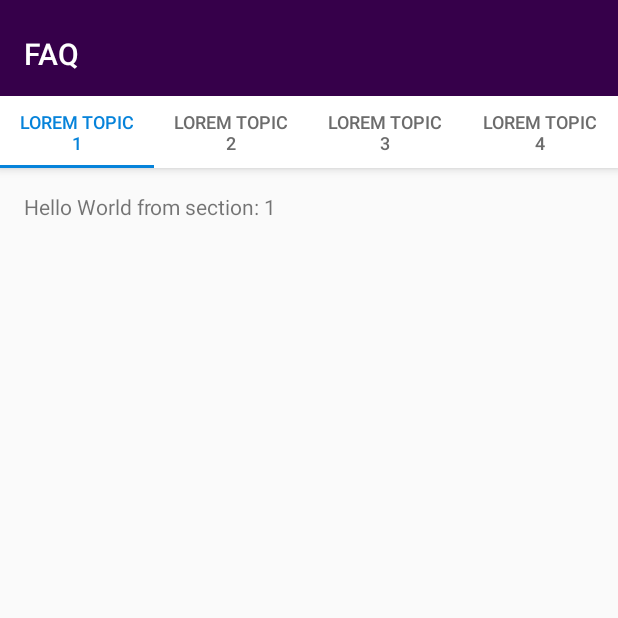
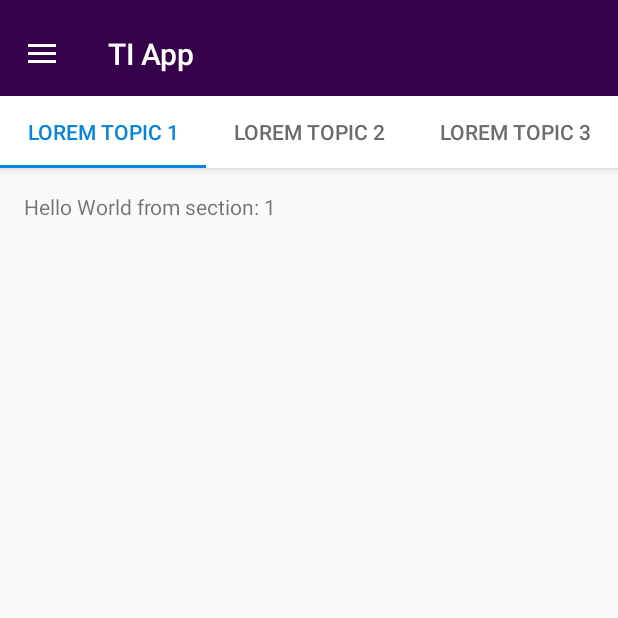
Before and after one commit to AKS1996/TIApp, an Android app: the screen it shows after launch (Help), on a phone screen of 412 x 824 dp, the top half of it. Run offline under Robolectric (Android 15) with nearby library versions, the phone set to English and light mode, and no system bars.

Commit message:
nav and tab working together

```diff
--- a/app/src/main/java/com/example/tiapp/Help.java
+++ b/app/src/main/java/com/example/tiapp/Help.java
@@ -1,23 +1,40 @@
 package com.example.tiapp;
 
+import android.support.design.widget.NavigationView;
 import android.support.design.widget.TabLayout;
+import android.support.v4.view.GravityCompat;
+import android.support.v4.widget.DrawerLayout;
+import android.support.v7.app.ActionBarDrawerToggle;
+import android.support.v7.app.AppCompatActivity;
+import android.support.v7.widget.Toolbar;
 
 import android.support.v4.app.Fragment;
 import android.support.v4.app.FragmentManager;
 import android.support.v4.app.FragmentPagerAdapter;
 import android.support.v4.view.ViewPager;
 import android.os.Bundle;
-import android.support.v7.app.AppCompatActivity;
-import android.support.v7.widget.Toolbar;
 import android.view.LayoutInflater;
+import android.view.MenuItem;
 import android.view.View;
 import android.view.ViewGroup;
 
 import android.widget.TextView;
 
-public class Help extends Main {
+public class Help extends AppCompatActivity implements NavigationView.OnNavigationItemSelectedListener  {
 
+    /**
+     * The {@link android.support.v4.view.PagerAdapter} that will provide
+     * fragments for each of the sections. We use a
+     * {@link FragmentPagerAdapter} derivative, which will keep every
+     * loaded fragment in memory. If this becomes too memory intensive, it
+     * may be best to switch to a
+     * {@link android.support.v4.app.FragmentStatePagerAdapter}.
+     */
     private SectionsPagerAdapter mSectionsPagerAdapter;
+
+    /**
+     * The {@link ViewPager} that will host the section contents.
+     */
     private ViewPager mViewPager;
 
     @Override
@@ -25,22 +42,76 @@ public class Help extends Main {
         super.onCreate(savedInstanceState);
         setContentView(R.layout.activity_help);
 
-//        Toolbar toolbar = (Toolbar) findViewById(R.id.toolbar);
-//        setSupportActionBar(toolbar);
+        Toolbar toolbar = (Toolbar) findViewById(R.id.toolbar);
+        setSupportActionBar(toolbar);
+
+
+        // Tab part starts
         mSectionsPagerAdapter = new SectionsPagerAdapter(getSupportFragmentManager());
-
-        // Set up the ViewPager with the sections adapter.
         mViewPager = (ViewPager) findViewById(R.id.container);
         mViewPager.setAdapter(mSectionsPagerAdapter);
-
         TabLayout tabLayout = (TabLayout) findViewById(R.id.tabs);
-
         mViewPager.addOnPageChangeListener(new TabLayout.TabLayoutOnPageChangeListener(tabLayout));
         tabLayout.addOnTabSelectedListener(new TabLayout.ViewPagerOnTabSelectedListener(mViewPager));
 
+
+        // Nav part starts
+        final DrawerLayout drawer = (DrawerLayout) findViewById(R.id.drawer_layout);
+        ActionBarDrawerToggle toggle = new ActionBarDrawerToggle(
+                this, drawer, toolbar, R.string.navigation_drawer_open, R.string.navigation_drawer_close);
+        drawer.addDrawerListener(toggle);
+        toggle.syncState();
+        NavigationView navigationView = (NavigationView) findViewById(R.id.nav_view);
+        navigationView.setNavigationItemSelectedListener(this);
+        View headerview = navigationView.getHeaderView(0);
+        headerview.findViewById(R.id.cancelButton).setOnClickListener(new View.OnClickListener() {
+            @Override
+            public void onClick(View v) {
+                if (drawer.isDrawerOpen(GravityCompat.START))
+                    drawer.closeDrawer(GravityCompat.START);
+            }
+        });
+    }
+
+    @Override
+    public void onBackPressed() {
+        DrawerLayout drawer = (DrawerLayout) findViewById(R.id.drawer_layout);
+        if (drawer.isDrawerOpen(GravityCompat.START)) {
+            drawer.closeDrawer(GravityCompat.START);
+        } else {
+            super.onBackPressed();
+        }
+    }
+
+    @SuppressWarnings("StatementWithEmptyBody")
+    @Override
+    public boolean onNavigationItemSelected(MenuItem item) {
+        switch (item.getItemId()) {
+            case R.id.nav_story_selection:
+                break;
+            case R.id.nav_bookmarks:
+                break;
+            case R.id.nav_help:
+                break;
+            case R.id.nav_logout:
+                break;
+            case R.id.nav_rewards:
+                break;
+            case R.id.nav_profile:
+                break;
+            case R.id.nav_points:
+        }
+
+        DrawerLayout drawer = (DrawerLayout) findViewById(R.id.drawer_layout);
+        drawer.closeDrawer(GravityCompat.START);
+        return true;
     }
 
     public static class PlaceholderFragment extends Fragment {
+        /**
+         * The fragment argument representing the section number for this
+         * fragment.
+         */
         private static final String ARG_SECTION_NUMBER = "section_number";
 
         public PlaceholderFragment() {
@@ -87,8 +158,8 @@ public class Help extends Main {
 
         @Override
         public int getCount() {
-            // Show 4 total pages.
-            return 4;
+            // Show 3 total pages.
+            return 3;
         }
     }
 }
--- a/app/src/main/java/com/example/tiapp/Main.java
+++ /dev/null
@@ -1,81 +0,0 @@
-package com.example.tiapp;
-
-import android.content.Intent;
-import android.content.SharedPreferences;
-import android.os.Bundle;
-import android.support.design.widget.FloatingActionButton;
-import android.support.design.widget.Snackbar;
-import android.view.View;
-import android.support.design.widget.NavigationView;
-import android.support.v4.view.GravityCompat;
-import android.support.v4.widget.DrawerLayout;
-import android.support.v7.app.ActionBarDrawerToggle;
-import android.support.v7.app.AppCompatActivity;
-import android.support.v7.widget.Toolbar;
-import android.view.Menu;
-import android.view.MenuItem;
-
-public class Main extends AppCompatActivity
-        implements NavigationView.OnNavigationItemSelectedListener {
-
-    @Override
-    protected void onCreate(Bundle savedInstanceState) {
-        super.onCreate(savedInstanceState);
-        setContentView(R.layout.main);
-        Toolbar toolbar = (Toolbar) findViewById(R.id.toolbar);
-        setSupportActionBar(toolbar);
-
-        final DrawerLayout drawer = (DrawerLayout) findViewById(R.id.drawer_layout);
-        ActionBarDrawerToggle toggle = new ActionBarDrawerToggle(
-                this, drawer, toolbar, R.string.navigation_drawer_open, R.string.navigation_drawer_close);
-        drawer.addDrawerListener(toggle);
-        toggle.syncState();
-
-        NavigationView navigationView = (NavigationView) findViewById(R.id.nav_view);
-        navigationView.setNavigationItemSelectedListener(this);
-        View headerview = navigationView.getHeaderView(0);
-        headerview.findViewById(R.id.cancelButton).setOnClickListener(new View.OnClickListener() {
-            @Override
-            public void onClick(View v) {
-                if (drawer.isDrawerOpen(GravityCompat.START))
-                    drawer.closeDrawer(GravityCompat.START);
-            }
-        });
-
-
-    }
-
-    @Override
-    public void onBackPressed() {
-        DrawerLayout drawer = (DrawerLayout) findViewById(R.id.drawer_layout);
-        if (drawer.isDrawerOpen(GravityCompat.START)) {
-            drawer.closeDrawer(GravityCompat.START);
-        } else {
-            super.onBackPressed();
-        }
-    }
-
-    @SuppressWarnings("StatementWithEmptyBody")
-    @Override
-    public boolean onNavigationItemSelected(MenuItem item) {
-        switch (item.getItemId()) {
-            case R.id.nav_story_selection:
-                break;
-            case R.id.nav_bookmarks:
-                break;
-            case R.id.nav_help:
-                break;
-            case R.id.nav_logout:
-                break;
-            case R.id.nav_rewards:
-                break;
-            case R.id.nav_profile:
-                break;
-            case R.id.nav_points:
-        }
-
-        DrawerLayout drawer = (DrawerLayout) findViewById(R.id.drawer_layout);
-        drawer.closeDrawer(GravityCompat.START);
-        return true;
-    }
-}
--- a/app/src/main/java/com/example/tiapp/MainActivity.java
+++ b/app/src/main/java/com/example/tiapp/MainActivity.java
@@ -12,7 +12,6 @@ public class MainActivity extends AppCompatActivity {
         setContentView(R.layout.activity_main);
 
         startActivity(new Intent(this, Help.class));
-//        startActivity(new Intent(this, Main.class));
 //        startActivityForResult(new Intent(this, DotClass.class),1);
 //        SharedPreferences settings = getSharedPreferences("prefs", 0);
 //        if ( settings.getBoolean("newUser", true)) {
--- a/app/src/main/res/layout/activity_help.xml
+++ b/app/src/main/res/layout/activity_help.xml
@@ -1,12 +1,19 @@
 <?xml version="1.0" encoding="utf-8"?>
-<android.support.design.widget.CoordinatorLayout xmlns:android="http://schemas.android.com/apk/res/android"
+<android.support.v4.widget.DrawerLayout
+    xmlns:android="http://schemas.android.com/apk/res/android"
     xmlns:app="http://schemas.android.com/apk/res-auto"
     xmlns:tools="http://schemas.android.com/tools"
-    android:id="@+id/main_content"
+    android:id="@+id/drawer_layout"
     android:layout_width="match_parent"
     android:layout_height="match_parent"
     android:fitsSystemWindows="true"
     tools:context="com.example.tiapp.Help">
+
+
+    <LinearLayout
+        android:layout_width="match_parent"
+        android:layout_height="match_parent"
+        android:orientation="vertical">
 
     <android.support.design.widget.AppBarLayout
         android:id="@+id/appbar"
@@ -18,12 +25,11 @@
         <android.support.v7.widget.Toolbar
             android:id="@+id/toolbar"
             android:layout_width="match_parent"
-            android:layout_height="?attr/actionBarSize"
-            android:layout_weight="1"
+            android:layout_height="wrap_content"
             android:background="?attr/colorPrimary"
             app:layout_scrollFlags="scroll|enterAlways"
             app:popupTheme="@style/customTheme.PopupOverlay"
-            app:title="FAQ">
+            app:title="@string/app_name">
 
         </android.support.v7.widget.Toolbar>
 
@@ -54,19 +60,26 @@
                 android:layout_height="wrap_content"
                 android:text="@string/tab_text_3" />
 
-            <android.support.design.widget.TabItem
-                android:id="@+id/tabItem4"
-                android:layout_width="wrap_content"
-                android:layout_height="wrap_content"
-                android:text="@string/tab_text_4" />
-
         </android.support.design.widget.TabLayout>
     </android.support.design.widget.AppBarLayout>
 
     <android.support.v4.view.ViewPager
         android:id="@+id/container"
         android:layout_width="match_parent"
-        android:layout_height="match_parent"
+        android:layout_height="wrap_content"
         app:layout_behavior="@string/appbar_scrolling_view_behavior" />
 
-</android.support.design.widget.CoordinatorLayout>
+    </LinearLayout>
+
+    <android.support.design.widget.NavigationView
+        android:id="@+id/nav_view"
+        android:layout_width="wrap_content"
+        android:layout_height="match_parent"
+        android:layout_gravity="start"
+        android:fitsSystemWindows="true"
+        android:backgroundTint="@color/violet"
+        app:itemTextColor="@color/white"
+        app:headerLayout="@layout/nav_header_main"
+        app:menu="@menu/main_drawer" />
+
+</android.support.v4.widget.DrawerLayout>
--- a/app/src/main/res/values-w820dp/dimens.xml
+++ /dev/null
@@ -1,6 +0,0 @@
-<resources>
-    <!-- Example customization of dimensions originally defined in res/values/dimens.xml
-         (such as screen margins) for screens with more than 820dp of available width. This
-         would include 7" and 10" devices in landscape (~960dp and ~1280dp respectively). -->
-    <dimen name="activity_horizontal_margin">64dp</dimen>
-</resources>
--- a/app/src/main/res/values/styles.xml
+++ b/app/src/main/res/values/styles.xml
@@ -21,8 +21,6 @@
         <item name="colorPrimary">@color/violetTitleBar</item>
         <item name="colorPrimaryDark">@color/colorPrimaryDark</item>
         <item name="colorAccent">@color/colorAccent</item>
-        <item name="windowActionBar">true</item>
-        <item name="windowNoTitle">true</item>
         <item name="android:statusBarColor">@color/violet</item>
     </style>
 
```
Also changed, not shown: app/src/main/AndroidManifest.xml (+4 -9 lines), app/src/main/res/layout/app_bar_main.xml (deleted, +0 -23 lines), app/src/main/res/layout/main.xml (deleted, +0 -27 lines).
